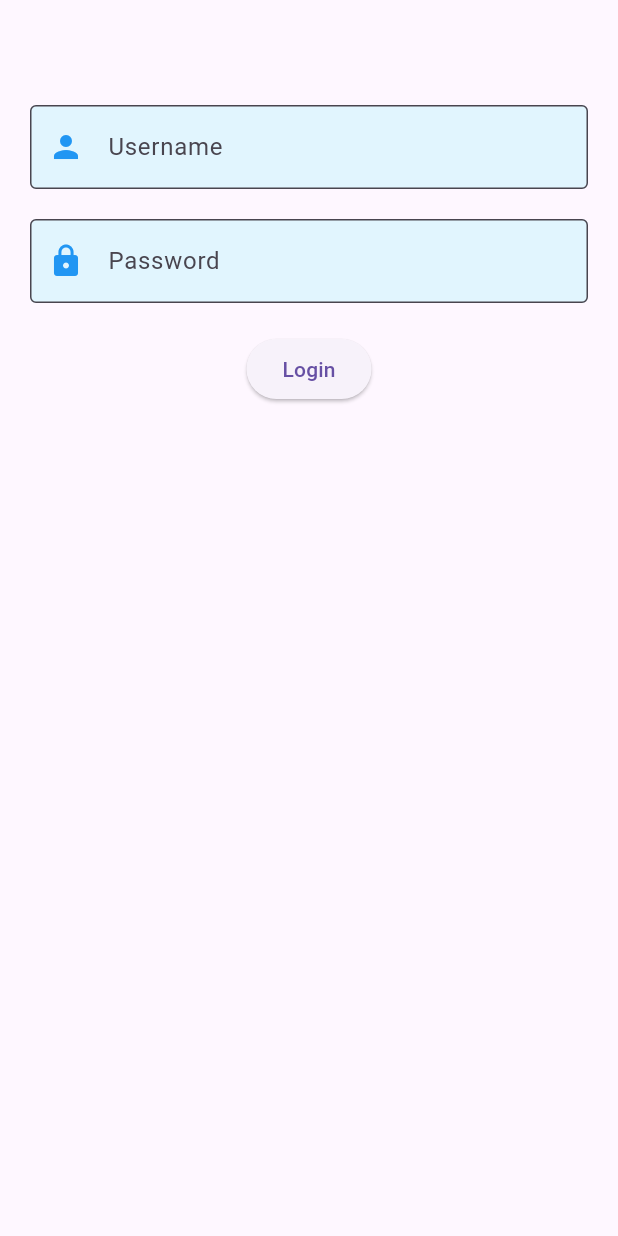
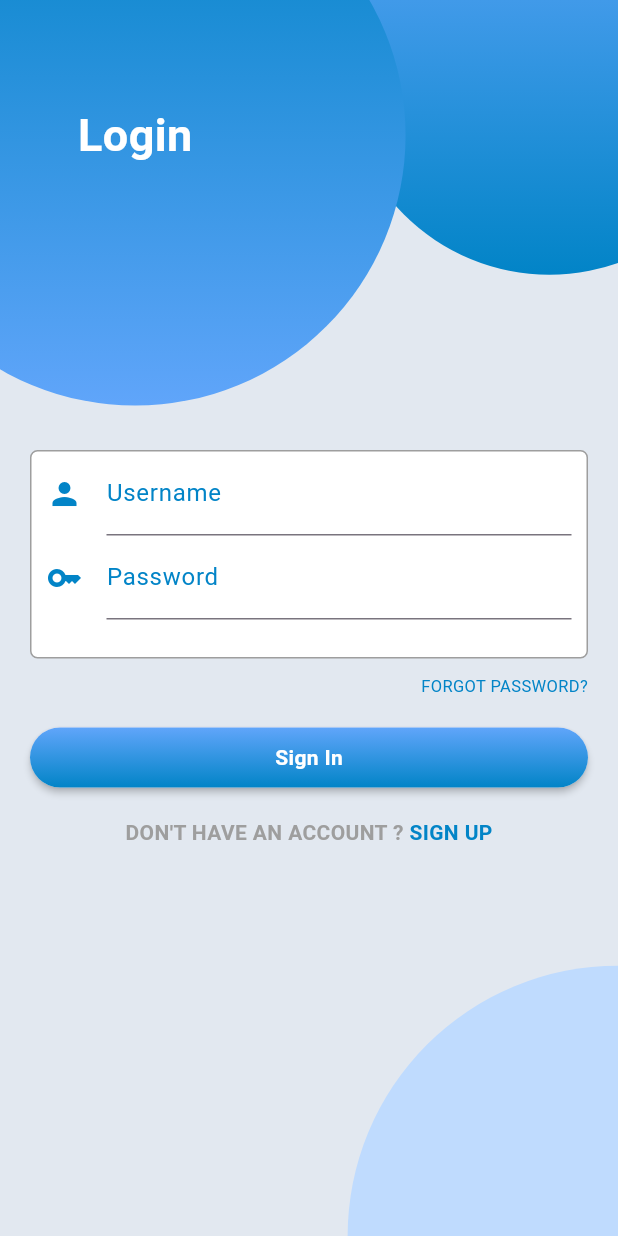
Before and after one commit to MFaqihRidho/learn-flutter, a Flutter app: the screen it shows after launch, on a phone screen of 412 x 824 dp. Run offline on Flutter 3.47's test engine with Material 3 defaults, Android fonts, the phone set to English and light mode, and no system bars.

Commit message:
✨ revamp login page

```diff
--- a/lib/login_page.dart
+++ b/lib/login_page.dart
@@ -9,6 +9,10 @@ class LoginPage extends StatefulWidget {
 }
 
 class _LoginPageState extends State<LoginPage> {
+  double getSmallDiameter(BuildContext context) =>
+      MediaQuery.of(context).size.width * 2 / 3;
+  double getBigDiameter(BuildContext context) =>
+      MediaQuery.of(context).size.width * 7 / 8;
   TextEditingController controllerPassword = TextEditingController(text: '');
   TextEditingController controllerUsername = TextEditingController(text: '');
 
@@ -17,65 +21,148 @@ class _LoginPageState extends State<LoginPage> {
   @override
   Widget build(BuildContext context) {
     return Scaffold(
-      body: Center(
+        backgroundColor: Color(0xFFe2e8f0),
+        body: Stack(
+          children: [
+            Positioned(
+              right: -getSmallDiameter(context) / 3,
+              top: -getSmallDiameter(context) / 3,
               child: Container(
-        padding: const EdgeInsets.all(20),
-        child: Column(
-          mainAxisAlignment: MainAxisAlignment.start,
-          crossAxisAlignment: CrossAxisAlignment.center,
+                width: getSmallDiameter(context),
+                height: getSmallDiameter(context),
+                decoration: BoxDecoration(
+                    shape: BoxShape.circle,
+                    gradient: LinearGradient(
+                        colors: [Color(0xFF60a5fa), Color(0xFF0284c7)],
+                        begin: Alignment.topCenter,
+                        end: Alignment.bottomCenter)),
+              ),
+            ),
+            Positioned(
+              left: -getBigDiameter(context) / 4,
+              top: -getBigDiameter(context) / 4,
+              child: Container(
+                child: Center(
+                    child: Text(
+                  'Login',
+                  style: TextStyle(
+                      color: Colors.white,
+                      fontSize: 30,
+                      fontWeight: FontWeight.bold),
+                )),
+                width: getBigDiameter(context),
+                height: getBigDiameter(context),
+                decoration: BoxDecoration(
+                    shape: BoxShape.circle,
+                    gradient: LinearGradient(
+                        colors: [Color(0xFF60a5fa), Color(0xFF0284c7)],
+                        begin: Alignment.bottomCenter,
+                        end: Alignment.topCenter)),
+              ),
+            ),
+            Positioned(
+              right: -getBigDiameter(context) / 2,
+              bottom: -getBigDiameter(context) / 2,
+              child: Container(
+                  width: getBigDiameter(context),
+                  height: getBigDiameter(context),
+                  decoration: BoxDecoration(
+                      shape: BoxShape.circle, color: Color(0xFFbfdbfe))),
+            ),
+            Align(
+              alignment: Alignment.bottomCenter,
+              child: ListView(
                 children: [
-            SizedBox(
-                height:
-                    (MediaQuery.of(context).orientation == Orientation.portrait
-                        ? 50
-                        : 10)),
+                  Container(
+                    decoration: BoxDecoration(
+                        color: Colors.white,
+                        border: Border.all(color: Colors.grey),
+                        borderRadius: BorderRadius.circular(5)),
+                    margin: const EdgeInsets.fromLTRB(20, 300, 20, 10),
+                    padding: const EdgeInsets.fromLTRB(10, 0, 10, 25),
+                    child: Column(children: [
                       TextField(
                         decoration: InputDecoration(
-                  border: const OutlineInputBorder(),
-                  filled: true,
-                  fillColor: errors.contains('username')
-                      ? Colors.red[50]
-                      : Colors.lightBlue[50],
+                            icon: Icon(
+                              Icons.person,
+                              color: errors.contains('username')
+                                  ? Colors.red
+                                  : const Color(0xFF0284c7),
+                            ),
+                            focusedBorder: UnderlineInputBorder(
+                                borderSide:
+                                    BorderSide(color: Color(0xFF0284c7))),
                             labelText: 'Username',
-                  prefixIcon: const Icon(Icons.person),
-                  prefixIconColor:
-                      errors.contains('username') ? Colors.red : Colors.blue,
-                  hintText: 'Enter your username',
-                  errorText:
-                      errors.contains('username') ? 'Invalid username' : null),
+                            labelStyle: TextStyle(color: Color(0xFF0284c7)),
+                            errorText: errors.contains('username')
+                                ? 'Invalid username'
+                                : null),
                         onChanged: (value) {
                           setState(() {});
                           errors.remove('username');
                         },
                         controller: controllerUsername,
                       ),
-            const SizedBox(height: 20),
                       TextField(
                         decoration: InputDecoration(
-                border: const OutlineInputBorder(),
+                            icon: Icon(
+                              Icons.key,
+                              color: errors.contains('password')
+                                  ? Colors.red
+                                  : const Color(0xFF0284c7),
+                            ),
+                            focusedBorder: UnderlineInputBorder(
+                                borderSide:
+                                    BorderSide(color: Color(0xFF0284c7))),
                             labelText: 'Password',
-                filled: true,
-                fillColor: errors.contains('password')
-                    ? Colors.red[50]
-                    : Colors.lightBlue[50],
-                prefixIcon: const Icon(Icons.lock),
-                prefixIconColor:
-                    errors.contains('password') ? Colors.red : Colors.blue,
-                hintText: 'Enter your password',
-                errorText:
-                    errors.contains('password') ? 'Invalid password' : null,
-              ),
+                            labelStyle: TextStyle(color: Color(0xFF0284c7)),
+                            errorText: errors.contains('password')
+                                ? 'Invalid password'
+                                : null),
                         obscureText: true,
                         onChanged: (value) {
                           setState(() {});
                           errors.remove('password');
                         },
                         controller: controllerPassword,
+                      )
+                    ]),
                   ),
-            const SizedBox(height: 20),
-            ElevatedButton(
-              child: const Text("Login"),
-              onPressed: () {
+                  Align(
+                    alignment: Alignment.centerRight,
+                    child: Container(
+                      margin: EdgeInsets.fromLTRB(0, 0, 20, 20),
+                      child: Text(
+                        'FORGOT PASSWORD?',
+                        style:
+                            TextStyle(color: Color(0xFF0284c7), fontSize: 11),
+                      ),
+                    ),
+                  ),
+                  Container(
+                      margin: EdgeInsets.fromLTRB(20, 0, 20, 20),
+                      child: Material(
+                        borderRadius: BorderRadius.circular(20),
+                        elevation: 2,
+                        child: Container(
+                          width: 150,
+                          height: 40,
+                          decoration: BoxDecoration(
+                              borderRadius: BorderRadius.circular(20),
+                              gradient: const LinearGradient(
+                                  colors: [
+                                    Color(0xFF60a5fa),
+                                    Color(0xFF0284c7)
+                                  ],
+                                  begin: Alignment.topCenter,
+                                  end: Alignment.bottomCenter)),
+                          child: Material(
+                            borderRadius: BorderRadius.circular(20),
+                            color: Colors.transparent,
+                            child: InkWell(
+                              borderRadius: BorderRadius.circular(20),
+                              splashColor: Colors.blue,
+                              onTap: () {
                                 setState(() {});
                                 if (controllerPassword.text == '123' &&
                                     controllerUsername.text == 'admin') {
@@ -88,10 +175,38 @@ class _LoginPageState extends State<LoginPage> {
                                   errors.add('password');
                                 }
                               },
+                              child: const Center(
+                                child: Text(
+                                  'Sign In',
+                                  style: TextStyle(
+                                      color: Colors.white,
+                                      fontWeight: FontWeight.w600),
+                                ),
+                              ),
+                            ),
+                          ),
+                        ),
+                      )),
+                  Row(
+                    mainAxisAlignment: MainAxisAlignment.center,
+                    children: [
+                      Text(
+                        "DON'T HAVE AN ACCOUNT ?",
+                        style: TextStyle(
+                            color: Colors.grey, fontWeight: FontWeight.w700),
+                      ),
+                      Text(
+                        " SIGN UP",
+                        style: TextStyle(
+                            color: Color(0xFF0284c7),
+                            fontWeight: FontWeight.w700),
                       ),
                     ],
+                  )
+                ],
               ),
-      )),
-    );
+            )
+          ],
+        ));
   }
 }
--- a/lib/main.dart
+++ b/lib/main.dart
@@ -1,8 +1,13 @@
 import 'package:flutter/material.dart';
+import 'package:flutter/services.dart';
 import 'package:quran_app/login_page.dart';
 
 void main() {
-  runApp(const MyApp());
+  WidgetsFlutterBinding.ensureInitialized();
+  SystemChrome.setPreferredOrientations([DeviceOrientation.portraitUp])
+      .then((_) {
+    runApp(const MyApp());
+  });
 }
 
 class MyApp extends StatelessWidget {
```
Lines whose indentation alone changed are shown as unchanged.
